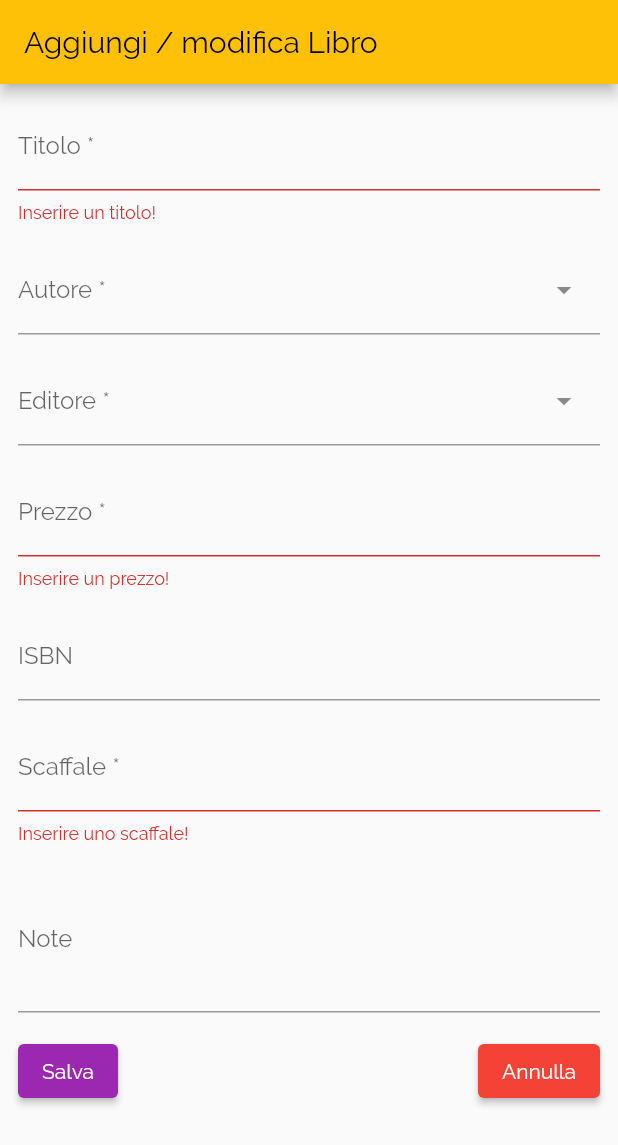
After one commit to mattepuffo/book_flutter, a Flutter app: the screen it shows after launch, after a tap on "Salva", on a phone screen of 412 x 824 dp. The commit adds this screen. Shown: the top 1145 px of the screen. Run offline on Flutter 3.47's test engine with Material 2 defaults, Android fonts, the light colour scheme and no system bars; drawn by our look-alikes of dropdown_search; our stand-ins replace connectivity_plus, page_transition; network calls fail.

Commit message:
book invio

```diff
--- a/lib/main.dart
+++ b/lib/main.dart
@@ -4,7 +4,8 @@ import 'package:flutter/material.dart';
 import './screens/authors_screen.dart';
 import './screens/books_screen.dart';
 import './screens/book_screen.dart';
-import './screens/form_author_screen.dart';
+import './screens/form_book_screen.dart';
+import 'screens/editors_screen.dart';
 
 void main() => runApp(const MyApp());
 
@@ -37,10 +38,11 @@ class MyApp extends StatelessWidget {
       initialRoute: '/',
       routes: {
         // '/': (ctx) => const BooksScreen(),
-        '/': (ctx) => const FormAuthorScreen(),
+        '/': (ctx) => const FormBookScreen(),
+        BookScreen.routeName: (ctx) => const BookScreen(),
         AuthorsScreen.routeName: (ctx) => const AuthorsScreen(),
-        BookScreen.routeName: (ctx) => const BookScreen(),
-        FormAuthorScreen.routeName: (ctx) => const FormAuthorScreen()
+        EditorsScreen.routeName: (ctx) => const EditorsScreen(),
+        FormBookScreen.routeName: (ctx) => const FormBookScreen()
       },
       onUnknownRoute: (settings) {
         return MaterialPageRoute(
--- /dev/null
+++ b/lib/models/editor.dart
@@ -0,0 +1,29 @@
+import 'package:flutter/foundation.dart';
+
+class Editors with ChangeNotifier {
+  List<Editor> editors;
+
+  Editors({
+    required this.editors,
+  });
+
+  factory Editors.fromJson(Map<String, dynamic> json) => Editors(
+        editors:
+            List<Editor>.from(json["editors"].map((x) => Editor.fromJson(x))),
+      );
+}
+
+class Editor with ChangeNotifier {
+  final int? id;
+  final String? name;
+
+  Editor({
+    this.id,
+    this.name,
+  });
+
+  factory Editor.fromJson(Map<String, dynamic> json) => Editor(
+        id: json["id"],
+        name: json["name"],
+      );
+}
--- /dev/null
+++ b/lib/models/http_response.dart
@@ -0,0 +1,11 @@
+class HttpResponse {
+  String res;
+  String message;
+
+  HttpResponse({required this.res, required this.message});
+
+  factory HttpResponse.fromJson(Map<String, dynamic> json) => HttpResponse(
+        res: json["res"],
+        message: json["message"],
+      );
+}
--- /dev/null
+++ b/lib/screens/form_book_screen.dart
@@ -0,0 +1,232 @@
+import 'dart:convert';
+
+import 'package:book_flutter/services/editor_service.dart';
+import 'package:dropdown_search/dropdown_search.dart';
+import 'package:flutter/material.dart';
+
+import '../models/author.dart';
+import '../models/book.dart';
+import '../models/editor.dart';
+import '../models/http_response.dart';
+import '../services/author_service.dart';
+import '../services/book_service.dart';
+
+class FormBookScreen extends StatefulWidget {
+  const FormBookScreen({super.key});
+
+  static const routeName = '/form_author';
+
+  @override
+  State<FormBookScreen> createState() {
+    return _FormBookState();
+  }
+}
+
+class _FormBookState extends State<FormBookScreen> {
+  final _formKey = GlobalKey<FormState>();
+  final _bookService = BookService();
+  final _authorService = AuthorService();
+  final _editorService = EditorService();
+  static const double spazio = 15;
+
+  String _titolo = "";
+  int _autore = 0;
+  int _editore = 0;
+  String _prezzo = "";
+  String _isbn = "";
+  int _scaffale = 0;
+  String _note = "";
+
+  @override
+  void initState() {
+    super.initState();
+  }
+
+  @override
+  void dispose() {
+    super.dispose();
+  }
+
+  void _salva() {
+    if (_formKey.currentState!.validate()) {
+      _formKey.currentState!.save();
+
+      final book = Book(
+        title: _titolo,
+        authorId: _autore,
+        editorId: _editore,
+        price: double.parse(_prezzo),
+        isbn: _isbn,
+        scaffale: _scaffale,
+        note: _note,
+      );
+
+      Future<String> resp = _bookService.salva(book);
+      // final httpResponse = HttpResponse.fromJson(json.decode(resp));
+      // print('Res: ${httpResponse.res}; Message: ${httpResponse.message}');
+    }
+  }
+
+  Widget build(BuildContext context) {
+    return Scaffold(
+      appBar: AppBar(
+        title: const Text("Aggiungi / modifica Libro"),
+      ),
+      body: Padding(
+        padding: const EdgeInsets.all(12),
+        child: Form(
+          key: _formKey,
+          child: Column(
+            children: [
+              TextFormField(
+                keyboardType: TextInputType.emailAddress,
+                decoration: const InputDecoration(
+                  label: Text('Titolo *'),
+                ),
+                validator: (value) {
+                  if (value == null || value.isEmpty || value.trim().isEmpty) {
+                    return 'Inserire un titolo!';
+                  }
+                  return null;
+                },
+                onSaved: (value) {
+                  _titolo = value!;
+                },
+              ),
+              const SizedBox(
+                height: spazio,
+              ),
+              DropdownSearch<Author>(
+                asyncItems: (String filter) => _authorService.getAll(),
+                itemAsString: (Author u) => u.name!,
+                dropdownDecoratorProps: const DropDownDecoratorProps(
+                  dropdownSearchDecoration: InputDecoration(
+                    labelText: "Autore *",
+                    hintText: "Autore *",
+                  ),
+                ),
+                validator: (value) {
+                  if (value == null) {
+                    return 'Inserire un autore!';
+                  }
+                  return null;
+                },
+                onChanged: (Author? value) {
+                  _autore = value!.id!;
+                },
+              ),
+              const SizedBox(
+                height: spazio,
+              ),
+              DropdownSearch<Editor>(
+                asyncItems: (String filter) => _editorService.getAll(),
+                itemAsString: (Editor u) => u.name!,
+                dropdownDecoratorProps: const DropDownDecoratorProps(
+                  dropdownSearchDecoration: InputDecoration(
+                    labelText: "Editore *",
+                    hintText: "Editore",
+                  ),
+                ),
+                validator: (value) {
+                  if (value == null) {
+                    return 'Inserire un editore!';
+                  }
+                  return null;
+                },
+                onChanged: (Editor? value) {
+                  _editore = value!.id!;
+                },
+              ),
+              const SizedBox(
+                height: spazio,
+              ),
+              TextFormField(
+                keyboardType: const TextInputType.numberWithOptions(
+                  decimal: true,
+                ),
+                decoration: const InputDecoration(
+                  label: Text('Prezzo *'),
+                ),
+                validator: (value) {
+                  if (value == null || value.isEmpty || value.trim().isEmpty) {
+                    return 'Inserire un prezzo!';
+                  }
+                  return null;
+                },
+                onSaved: (value) {
+                  _prezzo = value!;
+                },
+              ),
+              const SizedBox(
+                height: spazio,
+              ),
+              TextFormField(
+                decoration: const InputDecoration(
+                  label: Text('ISBN'),
+                ),
+                onSaved: (value) {
+                  _isbn = value!;
+                },
+              ),
+              const SizedBox(
+                height: spazio,
+              ),
+              TextFormField(
+                keyboardType: const TextInputType.numberWithOptions(
+                  signed: false,
+                ),
+                decoration: const InputDecoration(
+                  label: Text('Scaffale *'),
+                ),
+                validator: (value) {
+                  if (value == null || value.isEmpty || value.trim().isEmpty) {
+                    return 'Inserire uno scaffale!';
+                  }
+                  return null;
+                },
+                onSaved: (value) {
+                  _scaffale = int.parse(value!);
+                },
+              ),
+              const SizedBox(
+                height: spazio,
+              ),
+              TextFormField(
+                minLines: 3,
+                keyboardType: TextInputType.multiline,
+                maxLines: null,
+                decoration: const InputDecoration(
+                  label: Text('Note'),
+                ),
+                onSaved: (value) {
+                  _note = value!;
+                },
+              ),
+              const SizedBox(
+                height: spazio,
+              ),
+              Row(
+                mainAxisAlignment: MainAxisAlignment.spaceBetween,
+                children: [
+                  ElevatedButton(
+                    onPressed: _salva,
+                    child: const Text('Salva'),
+                  ),
+                  ElevatedButton(
+                    onPressed: () {
+                      Navigator.pop(context);
+                    },
+                    style: ElevatedButton.styleFrom(
+                      backgroundColor: Colors.red, // Background color
+                    ),
+                    child: const Text('Annulla'),
+                  ),
+                ],
+              ),
+            ],
+          ),
+        ),
+      ),
+    );
+  }
+}
--- a/lib/utils/utils.dart
+++ b/lib/utils/utils.dart
@@ -10,7 +10,7 @@ class Utils {
   static String basePathAuthor = '${basePath}author/';
   static String basePathEditor = '${basePath}editor/';
 
-   bool isMobile() {
+  bool isMobile() {
     if (Platform.isAndroid || Platform.isIOS || Platform.isFuchsia) {
       return true;
     }
```
Also changed, not shown: lib/screens/editors_screen.dart (added, +126 -0 lines), lib/screens/form_author_screen.dart (deleted, +0 -160 lines), lib/services/book_service.dart (+13 -1 lines), lib/services/editor_service.dart (added, +23 -0 lines), lib/widgets/editor_item_widget.dart (added, +41 -0 lines), lib/widgets/main_menu_widget.dart (+18 -4 lines).
